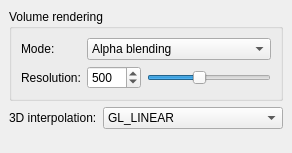
Before: the Qt Designer form projects/k-wave-h5-visualizer/widgets/settings3ddockwidget.ui in klepo/Visualisation-of-the-outputs-of-k-Wave-ultrasound-simulations, drawn with Qt 5.
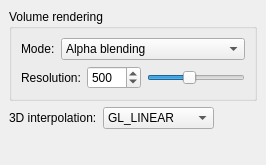
After: the same form once the commit is applied.

```diff
--- a/projects/k-wave-h5-visualizer/widgets/settings3ddockwidget.ui
+++ b/projects/k-wave-h5-visualizer/widgets/settings3ddockwidget.ui
@@ -6,84 +6,50 @@
    <rect>
     <x>0</x>
     <y>0</y>
-    <width>260</width>
-    <height>153</height>
+    <width>244</width>
+    <height>165</height>
    </rect>
   </property>
+  <property name="minimumSize">
+   <size>
+    <width>244</width>
+    <height>165</height>
+   </size>
+  </property>
+  <property name="maximumSize">
+   <size>
+    <width>524287</width>
+    <height>165</height>
+   </size>
+  </property>
   <property name="windowTitle">
    <string>3D settings</string>
   </property>
   <widget class="QWidget" name="dockWidgetContentsSettings3D">
-   <property name="sizePolicy">
-    <sizepolicy hsizetype="Minimum" vsizetype="Minimum">
-     <horstretch>0</horstretch>
-     <verstretch>0</verstretch>
-    </sizepolicy>
-   </property>
-   <layout class="QFormLayout" name="formLayout">
-    <item row="1" column="0">
-     <widget class="QLabel" name="label_4">
-      <property name="text">
-       <string>3D interpolation:</string>
-      </property>
-     </widget>
-    </item>
-    <item row="1" column="1">
-     <widget class="QComboBox" name="comboBoxInterpolationMode">
+   <layout class="QVBoxLayout" name="verticalLayout">
       <item>
-       <property name="text">
-        <string>GL_LINEAR</string>
-       </property>
-      </item>
-      <item>
-       <property name="text">
-        <string>GL_NEAREST</string>
-       </property>
-      </item>
-     </widget>
-    </item>
-    <item row="0" column="0" colspan="2">
      <widget class="QGroupBox" name="groupBoxVolumeRendering">
-      <property name="sizePolicy">
-       <sizepolicy hsizetype="Preferred" vsizetype="Fixed">
-        <horstretch>0</horstretch>
-        <verstretch>0</verstretch>
-       </sizepolicy>
-      </property>
       <property name="title">
        <string>Volume rendering</string>
       </property>
-      <layout class="QGridLayout" name="gridLayout_2">
-       <item row="3" column="2" colspan="2">
-        <widget class="QSlider" name="horizontalSliderVRSlices">
+      <layout class="QVBoxLayout" name="verticalLayout_3">
+       <item>
+        <layout class="QHBoxLayout" name="horizontalLayout_2">
+         <item>
+          <widget class="QLabel" name="label_3">
          <property name="sizePolicy">
-          <sizepolicy hsizetype="Expanding" vsizetype="Fixed">
+            <sizepolicy hsizetype="Fixed" vsizetype="Preferred">
            <horstretch>0</horstretch>
            <verstretch>0</verstretch>
           </sizepolicy>
          </property>
-         <property name="minimum">
-          <number>2</number>
-         </property>
-         <property name="maximum">
-          <number>1200</number>
-         </property>
-         <property name="value">
-          <number>500</number>
-         </property>
-         <property name="orientation">
-          <enum>Qt::Horizontal</enum>
+           <property name="text">
+            <string>Mode:</string>
          </property>
         </widget>
        </item>
-       <item row="0" column="1" colspan="3">
+         <item>
         <widget class="QComboBox" name="comboBoxVolumeRenderingMode">
-         <property name="sizePolicy">
-          <sizepolicy hsizetype="Expanding" vsizetype="Fixed">
-           <horstretch>0</horstretch>
-           <verstretch>0</verstretch>
-          </sizepolicy>
-         </property>
          <item>
           <property name="text">
            <string>Alpha blending</string>
@@ -106,14 +72,31 @@
          </item>
         </widget>
        </item>
-       <item row="3" column="0">
+         <item>
+          <spacer name="horizontalSpacer">
+           <property name="orientation">
+            <enum>Qt::Horizontal</enum>
+           </property>
+           <property name="sizeHint" stdset="0">
+            <size>
+             <width>0</width>
+             <height>0</height>
+            </size>
+           </property>
+          </spacer>
+         </item>
+        </layout>
+       </item>
+       <item>
+        <layout class="QHBoxLayout" name="horizontalLayout_3">
+         <item>
         <widget class="QLabel" name="label_7">
          <property name="text">
           <string>Resolution:</string>
          </property>
         </widget>
        </item>
-       <item row="3" column="1">
+         <item>
         <widget class="QSpinBox" name="spinBoxVRSlices">
          <property name="sizePolicy">
           <sizepolicy hsizetype="Fixed" vsizetype="Fixed">
@@ -132,22 +115,84 @@
          </property>
         </widget>
        </item>
-       <item row="0" column="0">
-        <widget class="QLabel" name="label_3">
+         <item>
+          <widget class="QSlider" name="horizontalSliderVRSlices">
          <property name="sizePolicy">
-          <sizepolicy hsizetype="Fixed" vsizetype="Preferred">
+            <sizepolicy hsizetype="Expanding" vsizetype="Fixed">
            <horstretch>0</horstretch>
            <verstretch>0</verstretch>
           </sizepolicy>
          </property>
-         <property name="text">
-          <string>Mode:</string>
-         </property>
+           <property name="minimum">
+            <number>2</number>
+           </property>
+           <property name="maximum">
+            <number>1200</number>
+           </property>
+           <property name="value">
+            <number>500</number>
+           </property>
+           <property name="orientation">
+            <enum>Qt::Horizontal</enum>
+           </property>
         </widget>
        </item>
       </layout>
+       </item>
+      </layout>
      </widget>
     </item>
+    <item>
+     <layout class="QHBoxLayout" name="horizontalLayout">
+      <item>
+       <widget class="QLabel" name="label_4">
+        <property name="text">
+         <string>3D interpolation:</string>
+        </property>
+       </widget>
+      </item>
+      <item>
+       <widget class="QComboBox" name="comboBoxInterpolationMode">
+        <item>
+         <property name="text">
+          <string>GL_LINEAR</string>
+         </property>
+        </item>
+        <item>
+         <property name="text">
+          <string>GL_NEAREST</string>
+         </property>
+        </item>
+       </widget>
+      </item>
+      <item>
+       <spacer name="horizontalSpacer_2">
+        <property name="orientation">
+         <enum>Qt::Horizontal</enum>
+        </property>
+        <property name="sizeHint" stdset="0">
+         <size>
+          <width>0</width>
+          <height>0</height>
+         </size>
+        </property>
+       </spacer>
+      </item>
+     </layout>
+    </item>
+    <item>
+     <spacer name="verticalSpacer">
+      <property name="orientation">
+       <enum>Qt::Vertical</enum>
+      </property>
+      <property name="sizeHint" stdset="0">
+       <size>
+        <width>0</width>
+        <height>0</height>
+       </size>
+      </property>
+     </spacer>
+    </item>
    </layout>
   </widget>
  </widget>
```
Lines whose indentation alone changed are shown as unchanged.
